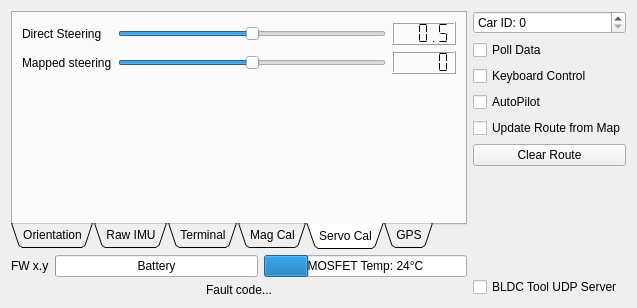
vedderb/rise_sdvp, file Linux/RC_Car_Tool/carinterface.ui: the form before one commit.
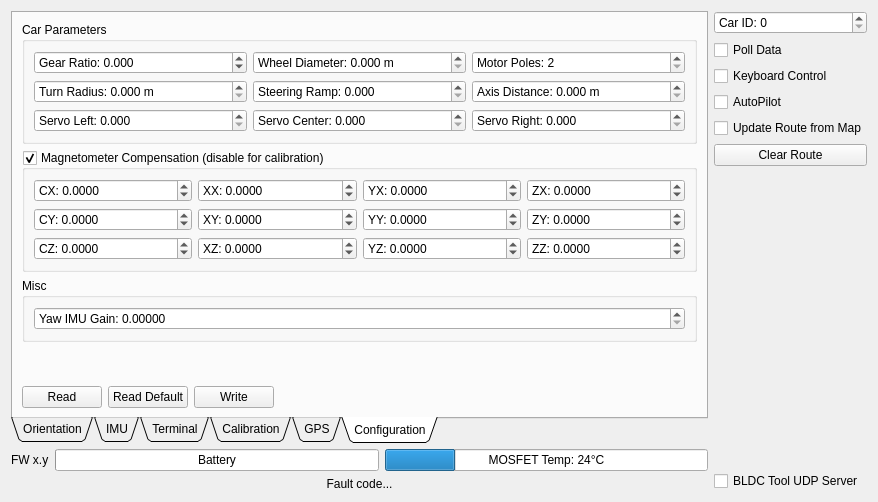
The form after the commit. The open tabs and pages were chosen to show the change. Custom widgets are drawn as their Qt base class.

Commit message: Settings change at runtime, usb write thread, car client reconnect, vesc settings in fw, RTCM over tcp and serial

Patch:
```diff
--- a/Linux/RC_Car_Tool/carinterface.ui
+++ b/Linux/RC_Car_Tool/carinterface.ui
@@ -6,8 +6,8 @@
    <rect>
     <x>0</x>
     <y>0</y>
-    <width>637</width>
-    <height>308</height>
+    <width>878</width>
+    <height>502</height>
    </rect>
   </property>
   <property name="windowTitle">
@@ -134,7 +134,7 @@
        </widget>
        <widget class="QWidget" name="tab_2">
         <attribute name="title">
-         <string>Raw IMU</string>
+         <string>IMU</string>
         </attribute>
         <layout class="QVBoxLayout" name="verticalLayout_4">
          <item>
@@ -188,8 +188,14 @@
        </widget>
        <widget class="QWidget" name="tab_4">
         <attribute name="title">
-         <string>Mag Cal</string>
+         <string>Calibration</string>
         </attribute>
+        <layout class="QVBoxLayout" name="verticalLayout_9">
+         <item>
+          <widget class="QGroupBox" name="groupBox_2">
+           <property name="title">
+            <string>Magnetometer</string>
+           </property>
         <layout class="QVBoxLayout" name="verticalLayout_6">
          <item>
           <layout class="QHBoxLayout" name="horizontalLayout_4">
@@ -236,25 +242,14 @@
            </item>
           </layout>
          </item>
-         <item>
-          <spacer name="verticalSpacer_2">
-           <property name="orientation">
-            <enum>Qt::Vertical</enum>
-           </property>
-           <property name="sizeHint" stdset="0">
-            <size>
-             <width>20</width>
-             <height>103</height>
-            </size>
-           </property>
-          </spacer>
-         </item>
-        </layout>
-       </widget>
-       <widget class="QWidget" name="tab_5">
-        <attribute name="title">
-         <string>Servo Cal</string>
-        </attribute>
+           </layout>
+          </widget>
+         </item>
+         <item>
+          <widget class="QGroupBox" name="groupBox_3">
+           <property name="title">
+            <string>Servo</string>
+           </property>
         <layout class="QVBoxLayout" name="verticalLayout_7">
          <item>
           <layout class="QGridLayout" name="gridLayout">
@@ -301,25 +296,6 @@
              </property>
             </widget>
            </item>
-           <item row="1" column="1">
-            <widget class="QSlider" name="servoMappedSlider">
-             <property name="minimum">
-              <number>-1000</number>
-             </property>
-             <property name="maximum">
-              <number>1000</number>
-             </property>
-             <property name="singleStep">
-              <number>10</number>
-             </property>
-             <property name="value">
-              <number>0</number>
-             </property>
-             <property name="orientation">
-              <enum>Qt::Horizontal</enum>
-             </property>
-            </widget>
-           </item>
            <item row="1" column="2">
             <widget class="QLCDNumber" name="servoMappedNumber">
              <property name="segmentStyle">
@@ -330,17 +306,39 @@
              </property>
             </widget>
            </item>
-          </layout>
+              <item row="1" column="1">
+               <widget class="QSlider" name="servoMappedSlider">
+                <property name="minimum">
+                 <number>-1000</number>
+                </property>
+                <property name="maximum">
+                 <number>1000</number>
+                </property>
+                <property name="singleStep">
+                 <number>10</number>
+                </property>
+                <property name="value">
+                 <number>0</number>
+                </property>
+                <property name="orientation">
+                 <enum>Qt::Horizontal</enum>
+                </property>
+               </widget>
+              </item>
+             </layout>
+            </item>
+           </layout>
+          </widget>
          </item>
          <item>
-          <spacer name="verticalSpacer_3">
+          <spacer name="verticalSpacer_2">
            <property name="orientation">
             <enum>Qt::Vertical</enum>
            </property>
            <property name="sizeHint" stdset="0">
             <size>
              <width>20</width>
-             <height>477</height>
+             <height>103</height>
             </size>
            </property>
           </spacer>
@@ -412,6 +410,500 @@
          </item>
         </layout>
        </widget>
+       <widget class="QWidget" name="tab_5">
+        <attribute name="title">
+         <string>Configuration</string>
+        </attribute>
+        <layout class="QVBoxLayout" name="verticalLayout_10">
+         <item>
+          <widget class="QGroupBox" name="groupBox_4">
+           <property name="title">
+            <string>Car Parameters</string>
+           </property>
+           <layout class="QGridLayout" name="gridLayout_3">
+            <item row="0" column="0">
+             <widget class="QDoubleSpinBox" name="confGearRatioBox">
+              <property name="prefix">
+               <string>Gear Ratio: </string>
+              </property>
+              <property name="decimals">
+               <number>3</number>
+              </property>
+              <property name="minimum">
+               <double>-1000.000000000000000</double>
+              </property>
+              <property name="maximum">
+               <double>1000.000000000000000</double>
+              </property>
+              <property name="singleStep">
+               <double>0.100000000000000</double>
+              </property>
+             </widget>
+            </item>
+            <item row="0" column="1">
+             <widget class="QDoubleSpinBox" name="confWheelDiamBox">
+              <property name="prefix">
+               <string>Wheel Diameter: </string>
+              </property>
+              <property name="suffix">
+               <string> m</string>
+              </property>
+              <property name="decimals">
+               <number>3</number>
+              </property>
+              <property name="maximum">
+               <double>1000.000000000000000</double>
+              </property>
+              <property name="singleStep">
+               <double>0.100000000000000</double>
+              </property>
+             </widget>
+            </item>
+            <item row="0" column="2">
+             <widget class="QDoubleSpinBox" name="confMotorPoleBox">
+              <property name="prefix">
+               <string>Motor Poles: </string>
+              </property>
+              <property name="decimals">
+               <number>0</number>
+              </property>
+              <property name="minimum">
+               <double>2.000000000000000</double>
+              </property>
+              <property name="maximum">
+               <double>1000.000000000000000</double>
+              </property>
+              <property name="singleStep">
+               <double>2.000000000000000</double>
+              </property>
+             </widget>
+            </item>
+            <item row="1" column="0">
+             <widget class="QDoubleSpinBox" name="confTurnRadBox">
+              <property name="prefix">
+               <string>Turn Radius: </string>
+              </property>
+              <property name="suffix">
+               <string> m</string>
+              </property>
+              <property name="decimals">
+               <number>3</number>
+              </property>
+              <property name="maximum">
+               <double>1000.000000000000000</double>
+              </property>
+              <property name="singleStep">
+               <double>0.100000000000000</double>
+              </property>
+             </widget>
+            </item>
+            <item row="1" column="1">
+             <widget class="QDoubleSpinBox" name="confSteeringRampBox">
+              <property name="prefix">
+               <string>Steering Ramp: </string>
+              </property>
+              <property name="decimals">
+               <number>3</number>
+              </property>
+              <property name="maximum">
+               <double>1000.000000000000000</double>
+              </property>
+              <property name="singleStep">
+               <double>0.100000000000000</double>
+              </property>
+             </widget>
+            </item>
+            <item row="1" column="2">
+             <widget class="QDoubleSpinBox" name="confAxisDistanceBox">
+              <property name="prefix">
+               <string>Axis Distance: </string>
+              </property>
+              <property name="suffix">
+               <string> m</string>
+              </property>
+              <property name="decimals">
+               <number>3</number>
+              </property>
+              <property name="maximum">
+               <double>1000.000000000000000</double>
+              </property>
+              <property name="singleStep">
+               <double>0.100000000000000</double>
+              </property>
+             </widget>
+            </item>
+            <item row="2" column="0">
+             <widget class="QDoubleSpinBox" name="confServoLeftBox">
+              <property name="prefix">
+               <string>Servo Left: </string>
+              </property>
+              <property name="decimals">
+               <number>3</number>
+              </property>
+              <property name="maximum">
+               <double>1.000000000000000</double>
+              </property>
+              <property name="singleStep">
+               <double>0.100000000000000</double>
+              </property>
+             </widget>
+            </item>
+            <item row="2" column="1">
+             <widget class="QDoubleSpinBox" name="confServoCenterBox">
+              <property name="prefix">
+               <string>Servo Center: </string>
+              </property>
+              <property name="decimals">
+               <number>3</number>
+              </property>
+              <property name="maximum">
+               <double>1.000000000000000</double>
+              </property>
+              <property name="singleStep">
+               <double>0.100000000000000</double>
+              </property>
+             </widget>
+            </item>
+            <item row="2" column="2">
+             <widget class="QDoubleSpinBox" name="confServoRightBox">
+              <property name="prefix">
+               <string>Servo Right: </string>
+              </property>
+              <property name="decimals">
+               <number>3</number>
+              </property>
+              <property name="maximum">
+               <double>1.000000000000000</double>
+              </property>
+              <property name="singleStep">
+               <double>0.100000000000000</double>
+              </property>
+             </widget>
+            </item>
+           </layout>
+          </widget>
+         </item>
+         <item>
+          <widget class="QGroupBox" name="confMagCompBox">
+           <property name="title">
+            <string>Magnetometer Compensation (disable for calibration)</string>
+           </property>
+           <property name="checkable">
+            <bool>true</bool>
+           </property>
+           <property name="checked">
+            <bool>true</bool>
+           </property>
+           <layout class="QGridLayout" name="gridLayout_2">
+            <item row="0" column="0">
+             <widget class="QDoubleSpinBox" name="confMagCxBox">
+              <property name="prefix">
+               <string>CX: </string>
+              </property>
+              <property name="decimals">
+               <number>4</number>
+              </property>
+              <property name="minimum">
+               <double>-1000.000000000000000</double>
+              </property>
+              <property name="maximum">
+               <double>1000.000000000000000</double>
+              </property>
+              <property name="singleStep">
+               <double>0.100000000000000</double>
+              </property>
+             </widget>
+            </item>
+            <item row="0" column="1">
+             <widget class="QDoubleSpinBox" name="confMagXxBox">
+              <property name="prefix">
+               <string>XX: </string>
+              </property>
+              <property name="decimals">
+               <number>4</number>
+              </property>
+              <property name="minimum">
+               <double>-1000.000000000000000</double>
+              </property>
+              <property name="maximum">
+               <double>1000.000000000000000</double>
+              </property>
+              <property name="singleStep">
+               <double>0.100000000000000</double>
+              </property>
+             </widget>
+            </item>
+            <item row="0" column="2">
+             <widget class="QDoubleSpinBox" name="confMagYxBox">
+              <property name="prefix">
+               <string>YX: </string>
+              </property>
+              <property name="decimals">
+               <number>4</number>
+              </property>
+              <property name="minimum">
+               <double>-1000.000000000000000</double>
+              </property>
+              <property name="maximum">
+               <double>1000.000000000000000</double>
+              </property>
+              <property name="singleStep">
+               <double>0.100000000000000</double>
+              </property>
+             </widget>
+            </item>
+            <item row="0" column="3">
+             <widget class="QDoubleSpinBox" name="confMagZxBox">
+              <property name="prefix">
+               <string>ZX: </string>
+              </property>
+              <property name="decimals">
+               <number>4</number>
+              </property>
+              <property name="minimum">
+               <double>-1000.000000000000000</double>
+              </property>
+              <property name="maximum">
+               <double>1000.000000000000000</double>
+              </property>
+              <property name="singleStep">
+               <double>0.100000000000000</double>
+              </property>
+             </widget>
+            </item>
+            <item row="1" column="0">
+             <widget class="QDoubleSpinBox" name="confMagCyBox">
+              <property name="prefix">
+               <string>CY: </string>
+              </property>
+              <property name="decimals">
+               <number>4</number>
+              </property>
+              <property name="minimum">
+               <double>-1000.000000000000000</double>
+              </property>
+              <property name="maximum">
+               <double>1000.000000000000000</double>
+              </property>
+              <property name="singleStep">
+               <double>0.100000000000000</double>
+              </property>
+             </widget>
+            </item>
+            <item row="1" column="1">
+             <widget class="QDoubleSpinBox" name="confMagXyBox">
+              <property name="prefix">
+               <string>XY: </string>
+              </property>
+              <property name="decimals">
+               <number>4</number>
+              </property>
+              <property name="minimum">
+               <double>-1000.000000000000000</double>
+              </property>
+              <property name="maximum">
+               <double>1000.000000000000000</double>
+              </property>
+              <property name="singleStep">
+               <double>0.100000000000000</double>
+              </property>
+             </widget>
+            </item>
+            <item row="1" column="2">
+             <widget class="QDoubleSpinBox" name="confMagYyBox">
+              <property name="prefix">
+               <string>YY: </string>
+              </property>
+              <property name="decimals">
+               <number>4</number>
+              </property>
+              <property name="minimum">
+               <double>-1000.000000000000000</double>
+              </property>
+              <property name="maximum">
+               <double>1000.000000000000000</double>
+              </property>
+              <property name="singleStep">
+               <double>0.100000000000000</double>
+              </property>
+             </widget>
+            </item>
+            <item row="1" column="3">
+             <widget class="QDoubleSpinBox" name="confMagZyBox">
+              <property name="prefix">
+               <string>ZY: </string>
+              </property>
+              <property name="decimals">
+               <number>4</number>
+              </property>
+              <property name="minimum">
+               <double>-1000.000000000000000</double>
+              </property>
+              <property name="maximum">
+               <double>1000.000000000000000</double>
+              </property>
+              <property name="singleStep">
+               <double>0.100000000000000</double>
+              </property>
+             </widget>
+            </item>
+            <item row="2" column="0">
+             <widget class="QDoubleSpinBox" name="confMagCzBox">
+              <property name="prefix">
+               <string>CZ: </string>
+              </property>
+              <property name="decimals">
+               <number>4</number>
+              </property>
+              <property name="minimum">
+               <double>-1000.000000000000000</double>
+              </property>
+              <property name="maximum">
+               <double>1000.000000000000000</double>
+              </property>
+              <property name="singleStep">
+               <double>0.100000000000000</double>
+              </property>
+             </widget>
+            </item>
+            <item row="2" column="1">
+             <widget class="QDoubleSpinBox" name="confMagXzBox">
+              <property name="prefix">
+               <string>XZ: </string>
+              </property>
+              <property name="decimals">
+               <number>4</number>
+              </property>
+              <property name="minimum">
+               <double>-1000.000000000000000</double>
+              </property>
+              <property name="maximum">
+               <double>1000.000000000000000</double>
+              </property>
+              <property name="singleStep">
+               <double>0.100000000000000</double>
+              </property>
+             </widget>
+            </item>
+            <item row="2" column="2">
+             <widget class="QDoubleSpinBox" name="confMagYzBox">
+              <property name="prefix">
+               <string>YZ: </string>
+              </property>
+              <property name="decimals">
+               <number>4</number>
+              </property>
+              <property name="minimum">
+               <double>-1000.000000000000000</double>
+              </property>
+              <property name="maximum">
+               <double>1000.000000000000000</double>
+              </property>
+              <property name="singleStep">
+               <double>0.100000000000000</double>
+              </property>
+             </widget>
+            </item>
+            <item row="2" column="3">
+             <widget class="QDoubleSpinBox" name="confMagZzBox">
+              <property name="prefix">
+               <string>ZZ: </string>
+              </property>
+              <property name="decimals">
+               <number>4</number>
+              </property>
+              <property name="minimum">
+               <double>-1000.000000000000000</double>
+              </property>
+              <property name="maximum">
+               <double>1000.000000000000000</double>
+              </property>
+              <property name="singleStep">
+               <double>0.100000000000000</double>
+              </property>
+             </widget>
+            </item>
+           </layout>
+          </widget>
+         </item>
+         <item>
+          <widget class="QGroupBox" name="groupBox_5">
+           <property name="title">
+            <string>Misc</string>
+           </property>
+           <layout class="QGridLayout" name="gridLayout_4">
+            <item row="0" column="0">
+             <widget class="QDoubleSpinBox" name="confYawImuGainBox">
+              <property name="prefix">
+               <string>Yaw IMU Gain: </string>
+              </property>
+              <property name="decimals">
+               <number>5</number>
+              </property>
+              <property name="maximum">
+               <double>1000.000000000000000</double>
+              </property>
+              <property name="singleStep">
+               <double>0.100000000000000</double>
+              </property>
+             </widget>
+            </item>
+           </layout>
+          </widget>
+         </item>
+         <item>
+          <spacer name="verticalSpacer_3">
+           <property name="orientation">
+            <enum>Qt::Vertical</enum>
+           </property>
+           <property name="sizeHint" stdset="0">
+            <size>
+             <width>20</width>
+             <height>7</height>
+            </size>
+           </property>
+          </spacer>
+         </item>
+         <item>
+          <layout class="QHBoxLayout" name="horizontalLayout_7">
+           <item>
+            <widget class="QPushButton" name="confReadButton">
+             <property name="text">
+              <string>Read</string>
+             </property>
+            </widget>
+           </item>
+           <item>
+            <widget class="QPushButton" name="confReadDefaultButton">
+             <property name="text">
+              <string>Read Default</string>
+             </property>
+            </widget>
+           </item>
+           <item>
+            <widget class="QPushButton" name="confWriteButton">
+             <property name="text">
+              <string>Write</string>
+             </property>
+            </widget>
+           </item>
+           <item>
+            <spacer name="horizontalSpacer_3">
+             <property name="orientation">
+              <enum>Qt::Horizontal</enum>
+             </property>
+             <property name="sizeHint" stdset="0">
+              <size>
+               <width>40</width>
+               <height>20</height>
+              </size>
+             </property>
+            </spacer>
+           </item>
+          </layout>
+         </item>
+        </layout>
+       </widget>
       </widget>
      </item>
      <item>
```
Lines whose indentation alone changed are shown as unchanged. The commit also changes 29 other files.
